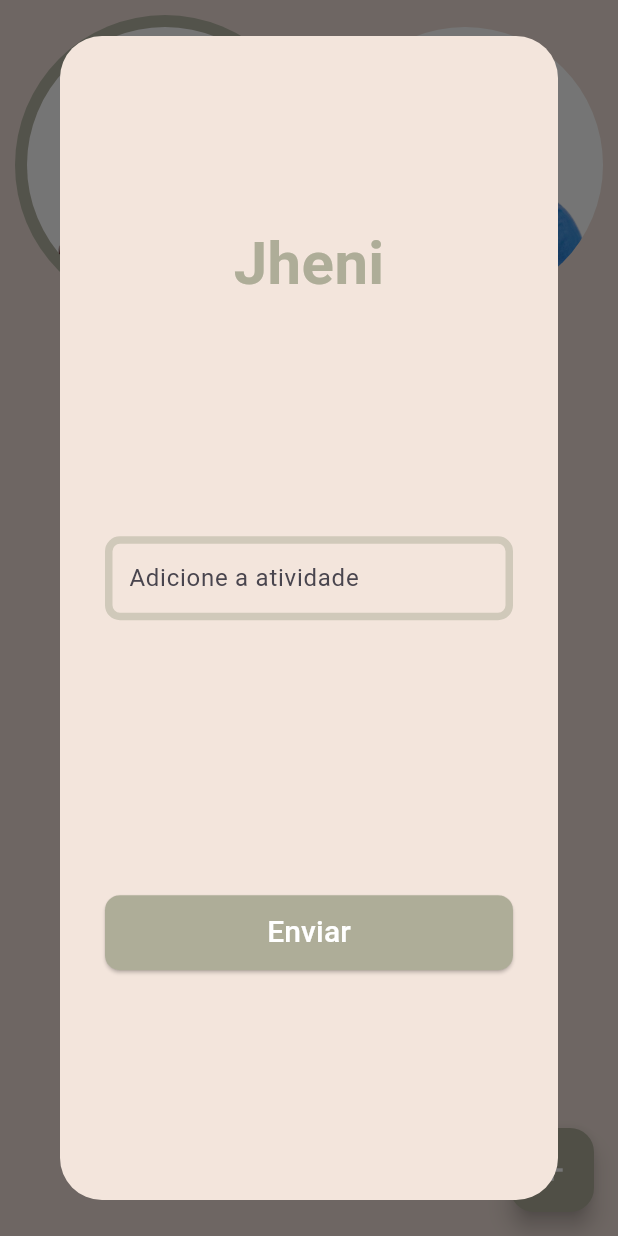
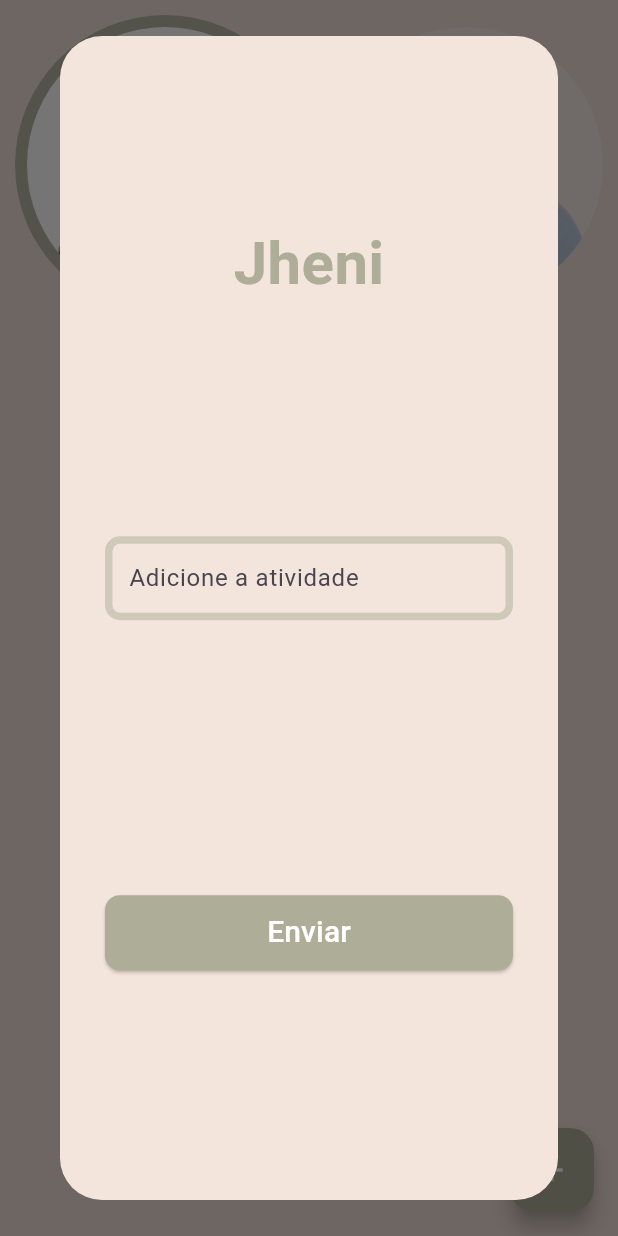
Before and after one commit to senhorwell/juntos-em-ordem, a Flutter app: the screen it shows after launch, after a tap on the "add" icon, on a phone screen of 412 x 824 dp. Run offline on Flutter 3.47's test engine with Material 2 defaults, Android fonts, the phone set to English and light mode, and no system bars; our stand-ins replace firebase_core, firebase_database; accounts and stored records are empty; statements that could not run were skipped.

Commit message:
Ajustando visual com opacidade nas fotos

```diff
--- a/lib/home.dart
+++ b/lib/home.dart
@@ -95,7 +95,10 @@ class _HomePageState extends State<HomePage> {
                                   radius: 100,
                                   backgroundColor: Color(0xffb5b4a3),
                                 ),
-                              AspectRatio(
+                              AnimatedOpacity(
+                                duration: const Duration(seconds: 1),
+                                opacity: !selectedImages[index] ? 0.3 : 1,
+                                child: AspectRatio(
                                   aspectRatio: 1,
                                   child: Padding(
                                     padding: const EdgeInsets.all(8.0),
@@ -103,6 +106,7 @@ class _HomePageState extends State<HomePage> {
                                       child: Image.asset(
                                         images[index],
                                         fit: BoxFit.cover,
+                                      ),
                                     ),
                                   ),
                                 ),
@@ -209,7 +213,8 @@ class _HomePageState extends State<HomePage> {
                         height: 50,
                         child: ElevatedButton(
                           style: ButtonStyle(
-                            backgroundColor: MaterialStateProperty.resolveWith<Color?>(
+                              backgroundColor:
+                                  MaterialStateProperty.resolveWith<Color?>(
                                 (states) => const Color(0xffaead98),
                               ),
                               shape: MaterialStateProperty.all<
@@ -218,6 +223,9 @@ class _HomePageState extends State<HomePage> {
                                 borderRadius: BorderRadius.circular(10.0),
                               ))),
                           onPressed: () {
+                            if (textInput == null) {
+                              return;
+                            }
                             DatabaseReference ref = FirebaseDatabase.instance
                                 .ref(selectedValue.toLowerCase())
                                 .push();
@@ -227,7 +235,10 @@ class _HomePageState extends State<HomePage> {
                             });
                             Navigator.of(context).pop();
                           },
-                          child: const Text('Enviar', style: TextStyle(color: Colors.white, fontSize: 20),),
+                          child: const Text(
+                            'Enviar',
+                            style: TextStyle(color: Colors.white, fontSize: 20),
+                          ),
                         ),
                       ),
                     ),
```
Lines whose indentation alone changed are shown as unchanged.
